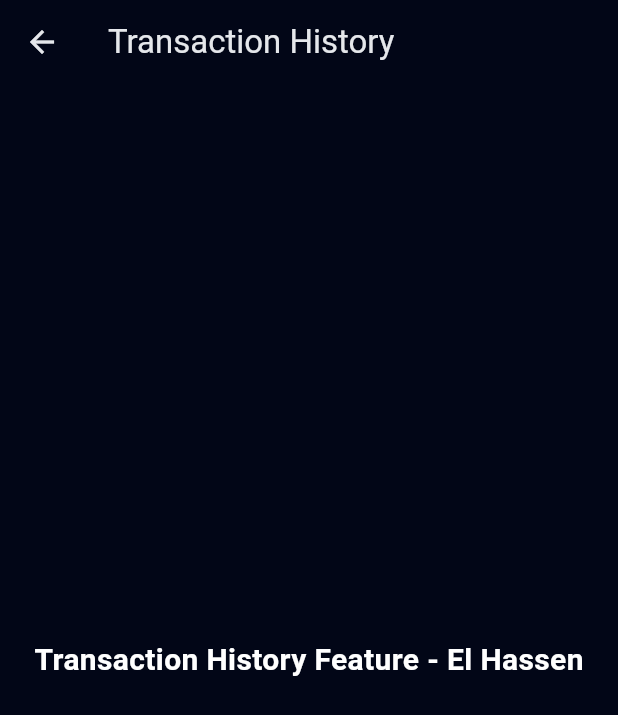
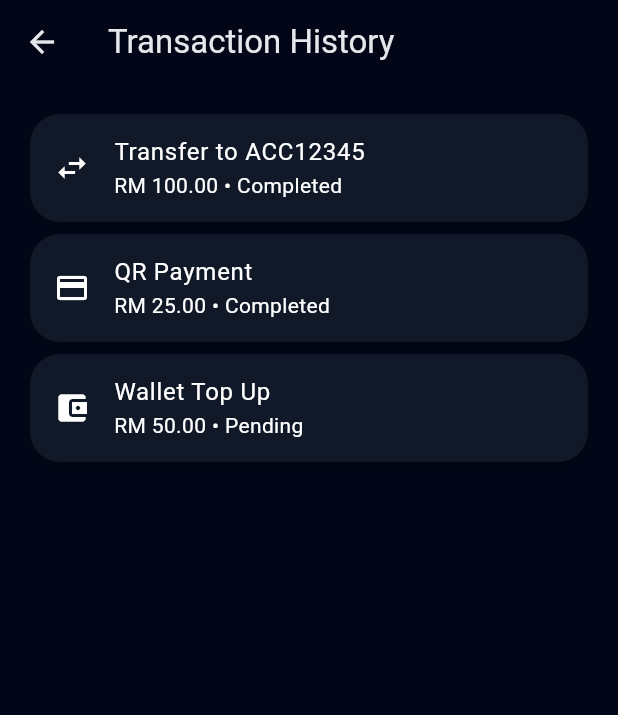
Before and after one commit to ZabirSaleh/fintrust_flutter, a Flutter app: the HistoryScreen screen opened directly, on a phone screen of 412 x 824 dp. Shown: the top 715 px of the screen. Run offline on Flutter 3.47's test engine with Material 3 defaults, Android fonts, the phone set to English and light mode, and no system bars; our stand-ins replace shared_preferences, sqflite; accounts and stored records are empty.

Commit message:
Improve history screen UI
Added transaction cards and improved transaction history interface.

```diff
--- a/lib/features/history/history_screen.dart
+++ b/lib/features/history/history_screen.dart
@@ -9,14 +9,31 @@ class HistoryScreen extends StatelessWidget {
       appBar: AppBar(
         title: const Text('Transaction History'),
       ),
-      body: const Center(
-        child: Text(
-          'Transaction History Feature - El Hassen',
-          style: TextStyle(
-            fontSize: 20,
-            fontWeight: FontWeight.bold,
+      body: ListView(
+        padding: const EdgeInsets.all(16),
+        children: const [
+          Card(
+            child: ListTile(
+              leading: Icon(Icons.swap_horiz),
+              title: Text('Transfer to ACC12345'),
+              subtitle: Text('RM 100.00 • Completed'),
+            ),
           ),
-        ),
+          Card(
+            child: ListTile(
+              leading: Icon(Icons.payment),
+              title: Text('QR Payment'),
+              subtitle: Text('RM 25.00 • Completed'),
+            ),
+          ),
+          Card(
+            child: ListTile(
+              leading: Icon(Icons.account_balance_wallet),
+              title: Text('Wallet Top Up'),
+              subtitle: Text('RM 50.00 • Pending'),
+            ),
+          ),
+        ],
       ),
     );
   }
```
